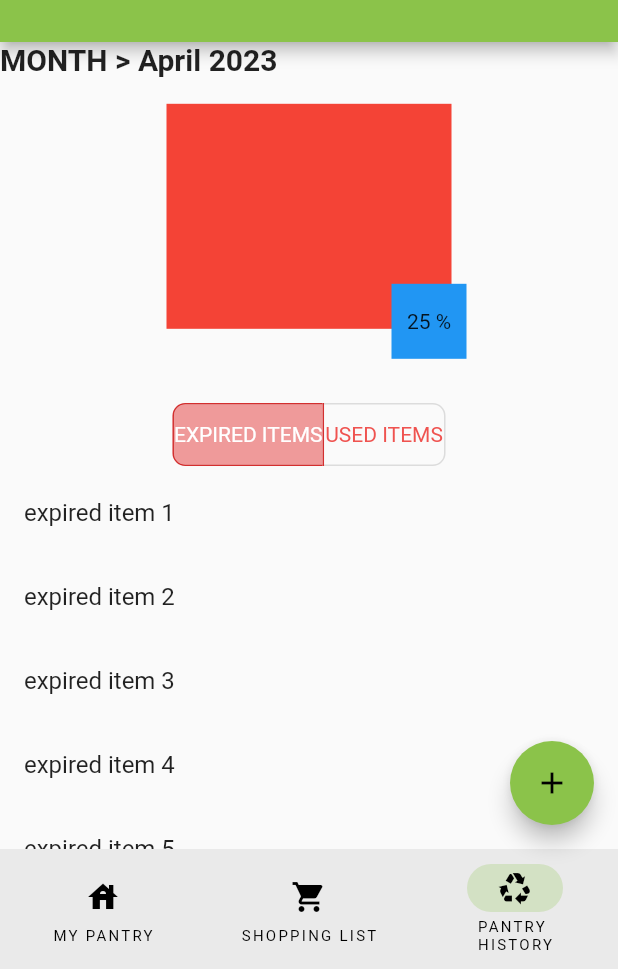
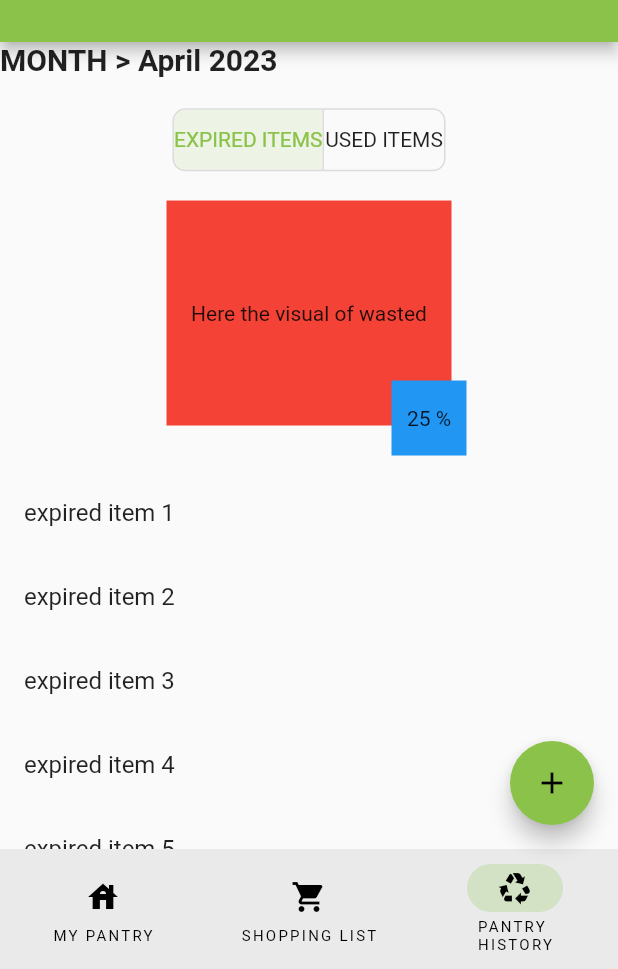
Before and after one commit to kitsain/Kitsain-Frontend-Spring2023, a Flutter app: the screen it shows after launch, item 3 of the bottom bar chosen, on a phone screen of 412 x 824 dp, the part 267-1236 px from its top. Run offline on Flutter 3.47's test engine with Material 2 defaults, Android fonts, the phone set to English and light mode, and no system bars; our stand-ins replace get; missing offline and left inert: simple_barcode_scanner.

Commit message:
All widgets inside one listview.builder. Show graph only when 'Expired items' is toggled. Draggable items.

```diff
--- a/lib/views/main_menu_pages/used_and_expired.dart
+++ b/lib/views/main_menu_pages/used_and_expired.dart
@@ -40,6 +40,16 @@ class _UsedAndExpiredState extends State<UsedAndExpired> {
     return Scaffold(
           body: Column(
             children: [
+              Flexible(
+                child: ListView.builder(
+                  scrollDirection: Axis.vertical,
+                  shrinkWrap: true,
+                  //On the first iteration (index == 0) create the top part of the list. On next iterations create the item cards.
+                  //Add 1 to list lengths in order to not lose one item because of this.
+                  itemCount: _selectedTabs[0] ? StateController.expiredList.length+1 : StateController.usedList.length+1,
+                  itemBuilder: (context, index) {
+                  return index == 0 ? Column(
+                      children: [
                         Align(
                           alignment: Alignment.centerLeft,
                           child: SizedBox(
@@ -52,12 +62,32 @@ class _UsedAndExpiredState extends State<UsedAndExpired> {
                           ),
                         ),
                         SizedBox(height: MediaQuery.of(context).size.height * 0.02),
+                        Center(
+                          child: ToggleButtons(
+                              direction: Axis.horizontal,
+                              onPressed: (int index) {
+                                setState(() {
+                                  for (int i = 0; i < _selectedTabs.length; i++) {
+                                    _selectedTabs[i] = i == index;
+                                  }
+                                });
+                              },
+                              borderRadius: const BorderRadius.all(Radius.circular(8)),
+                              constraints: const BoxConstraints(
+                                minHeight: 40.0,
+                                minWidth: 80.0,
+                              ),
+                              children: tabs,
+                              isSelected: _selectedTabs
+                          ),
+                        ),
+                        SizedBox(height: MediaQuery.of(context).size.height * 0.02),
+                        if(_selectedTabs[0])
                           Stack(
                             children: <Widget>[
                               Container(
                                 width: 230,
                                 height: 180,
-                      //color: Colors.black,
                               ),
                               Positioned(
                                 left: 20,
@@ -66,6 +96,8 @@ class _UsedAndExpiredState extends State<UsedAndExpired> {
                                   width: 200,
                                   height: 150,
                                   color: Colors.red,
+                                  alignment: Alignment.center,
+                                  child: Text('Here the visual of wasted'),
                                 ),
                               ),
                               Positioned(
@@ -73,7 +105,6 @@ class _UsedAndExpiredState extends State<UsedAndExpired> {
                                 left: 170,
                                 right: 10,
                                 bottom: 10,
-
                                 child: Container(
                                   alignment: Alignment.center,
                                   width: 50,
@@ -84,39 +115,26 @@ class _UsedAndExpiredState extends State<UsedAndExpired> {
                               ),
                             ],
                           ),
-              SizedBox(height: MediaQuery.of(context).size.height * 0.02),
-              Center(
-                child: ToggleButtons(
-                    direction: Axis.horizontal,
-                    onPressed: (int index) {
-                      setState(() {
-                        // The button that is tapped is set to true, and the others to false.
-                        for (int i = 0; i < _selectedTabs.length; i++) {
-                          _selectedTabs[i] = i == index;
-                        }
-                      });
+                      ],
+                    ) : Draggable<String>(
+                    data: _selectedTabs[0] ? StateController.expiredList[index-1] : StateController.usedList[index-1],
+                    onDragCompleted: () {
+                      print('drag complete');
+                      //StateController.pantryList.removeAt(index);
                     },
-                    borderRadius: const BorderRadius.all(Radius.circular(8)),
-                    selectedBorderColor: Colors.red[700],
-                    selectedColor: Colors.white,
-                    fillColor: Colors.red[200],
-                    color: Colors.red[400],
-                    constraints: const BoxConstraints(
-                      minHeight: 40.0,
-                      minWidth: 80.0,
-                    ),
-                    children: tabs,
-                    isSelected: _selectedTabs
+                    feedback: Material(
+                      child: Container(
+                        width: MediaQuery.of(context).size.width * 0.75,
+                        height: MediaQuery.of(context).size.height * 0.10,
+                        child: ListTile(
+                          tileColor: Colors.lightGreen,
+                          title: Text('${_selectedTabs[0] ? StateController.expiredList[index-1] : StateController.usedList[index-1]}'),
                         ),
                       ),
-              Flexible(
-                child: ListView.builder(
-                  scrollDirection: Axis.vertical,
-                  shrinkWrap: true,
-                  itemCount: _selectedTabs[0] ? StateController.expiredList.length : StateController.usedList.length,
-                  itemBuilder: (context, index) {
-                  return ListTile(
-                  title: Text(_selectedTabs[0] ? StateController.expiredList[index] : StateController.usedList[index]),
+                    ),
+                    child: ListTile(
+                      title: Text('${_selectedTabs[0] ? StateController.expiredList[index-1] : StateController.usedList[index-1]}'),
+                    ),
                   );
                   }
                 ),
@@ -126,34 +144,3 @@ class _UsedAndExpiredState extends State<UsedAndExpired> {
     );
   }
 }
-
-
-/*children: [
-          DragTarget<String>(
-            onAccept: (data) => _receiveItem(data),
-            builder: (context, candidateData, rejectedData) {
-              return Container(
-                width: MediaQuery.of(context).size.width * 0.50,
-                height: MediaQuery.of(context).size.height * 0.20,
-                color: Colors.lightGreen,
-                alignment: Alignment.center,
-                child: Text(_placeholderDataModel),
-              );
-            },
-          ),
-        ],*/
-
-/*
-
-            Align(
-              alignment: Alignment.centerLeft,
-              child: SizedBox(
-                height: MediaQuery.of(context).size.height * 0.03,
-                child: Text(
-                  'EXPIRED ITEMS',
-                  textAlign: TextAlign.right,
-                  style: const TextStyle(fontSize: 25, fontWeight: FontWeight.bold),
-                ),
-              ),
-            ),
- */
```
Lines whose indentation alone changed are shown as unchanged.
